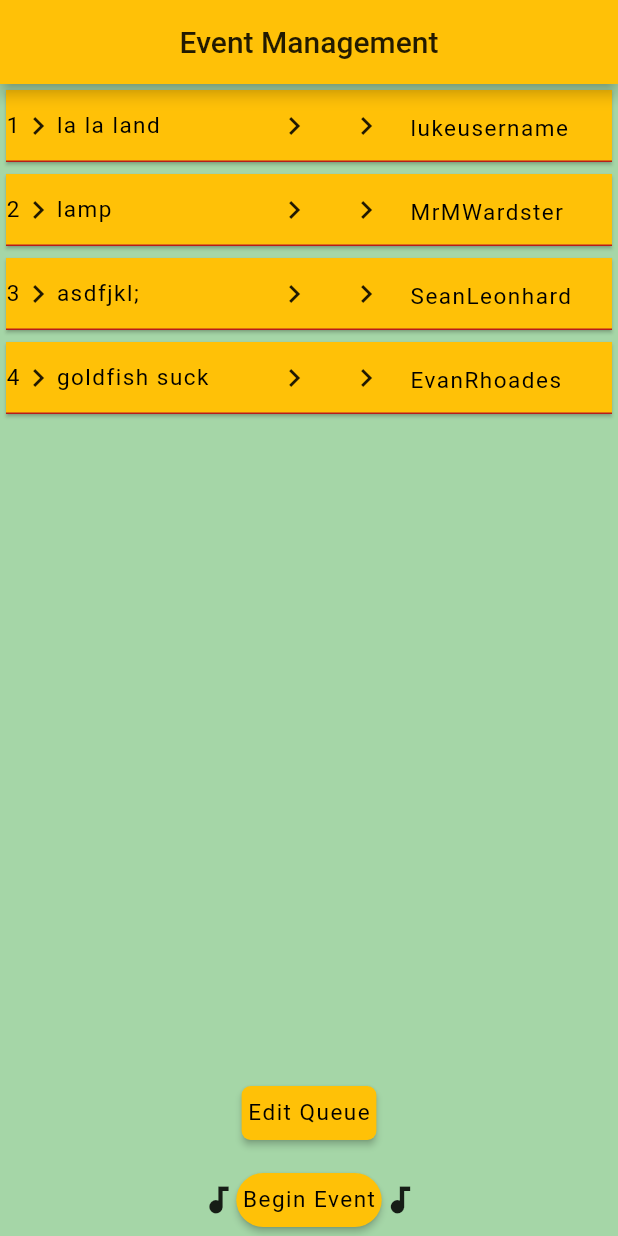
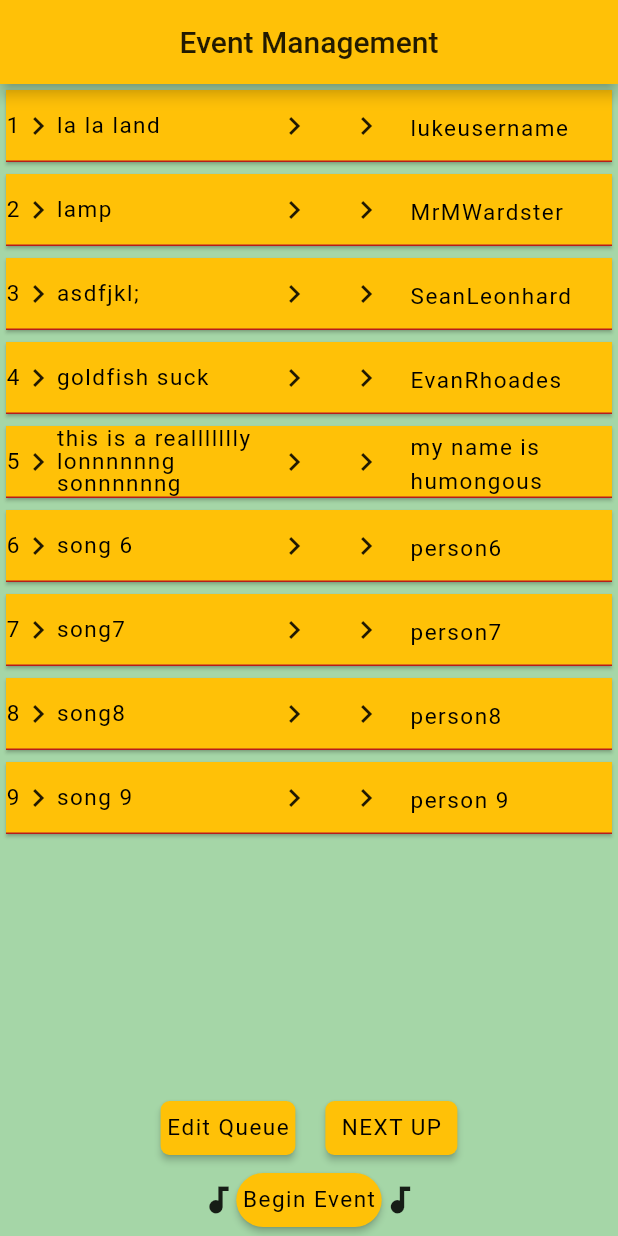
Before and after one commit to EvanRhoades/CSC490-Karaoke-App, a Flutter app: the QueueDjPage screen opened directly, on a phone screen of 412 x 824 dp. Run offline on Flutter 3.47's test engine with Material 2 defaults, Android fonts, the phone set to English and light mode, and no system bars.

Commit message:
add functionality to DJ queue management page and polished other pages as well

```diff
--- a/karaoke490/lib/globals.dart
+++ b/karaoke490/lib/globals.dart
@@ -9,9 +9,9 @@ bool isDJ = true;
 // NOTE: indexes must align (index 0 for song should match index 0 for artist
 //                           ...there may be a way to do this a different way on my end but this was the most simple)
 List<String> djSonglist = ["this is a very long title", "short", "medium length", "this is a super d duper long title that won't fit",
-"test5", "test6", "test7", "test8", "test9",];
+"test5", "test6", "test7", "test8", "test9", "test10", "test11", "test12"];
 List<String> djArtistlist = ["bon jovi", "taylor swift", "this artist has a very long name who knows why", "bob dylan",
-"nirvana", "hot dog", "billy", "asdfjkl", "artist45",];
+"nirvana", "hot dog", "billy", "asdfjkl", "artist45", "I can sing", "asdfjkl;", "qweruiop"];
 
 // this will store the search results of the participant
 // NOTE: indexes must align (index 0 for song should match index 0 for artist
@@ -26,8 +26,8 @@ List<int> djIndex = [1];
 int selectedSongIndex;
 
 // stores the karaoke participants and their respective song choices
-List<String> participantList = ["lukeusername", "MrMWardster", "SeanLeonhard", "EvanRhoades"];
-List<String> participantSongs = ["la la land", "lamp", "asdfjkl;", "goldfish suck"];
+List<String> participantList = ["lukeusername", "MrMWardster", "SeanLeonhard", "EvanRhoades", "my name is humongous", "person6", "person7", "person8", "person 9"];
+List<String> participantSongs = ["la la land", "lamp", "asdfjkl;", "goldfish suck","this is a reallllllly lonnnnnng sonnnnnng", "song 6", "song7", "song8", "song 9"];
 
 // this will store the event code itself; will be displayed only to the DJ
 int eventCode;
--- a/karaoke490/lib/join_or_create.dart
+++ b/karaoke490/lib/join_or_create.dart
@@ -1,6 +1,5 @@
 import 'package:flutter/material.dart';
 import 'choose_song_page.dart';
-import 'create_event_page.dart';
 import 'globals.dart' as globals;
 import 'queue_dj_page.dart';
 
--- a/karaoke490/lib/queue_dj_page.dart
+++ b/karaoke490/lib/queue_dj_page.dart
@@ -162,6 +162,31 @@ class _QueueDjPageState extends State<QueueDjPage>
     }
   }
 
+  Color currentlySinging(int index) {
+    if (eventOngoing) {
+      if (index == 0) {
+        editColor2 = Colors.green;
+        return editColor2;
+      }
+    }
+    if (editSwitch)
+      editColor2 = Colors.teal;
+    else
+      editColor2 = Colors.amber;
+    return editColor2;
+  }
+
+  void nextUp(){
+    if (globals.participantList.length == 0) {
+      setState(() {});
+    }
+    else {
+      globals.participantList.removeAt(0);
+      globals.participantSongs.removeAt(0);
+      setState(() {});
+    }
+  }
+
   @override
   Widget build(BuildContext context) {
     // to help with text wrapping if the song title is too long
@@ -190,7 +215,7 @@ class _QueueDjPageState extends State<QueueDjPage>
                   shape: Border(bottom: BorderSide(color: Colors.red[900])),
                   child: new Container(
                     width: cWidth,
-                    color: editColor2,
+                    color: currentlySinging(index),
                     child: new Row(
                       mainAxisAlignment: MainAxisAlignment.start,
                       children: <Widget>[
@@ -249,7 +274,10 @@ class _QueueDjPageState extends State<QueueDjPage>
             new Padding(
               padding: const EdgeInsets.all(5.0),
             ),
-            // button for editing the queue
+            // button for editing the queue and NEXT UP
+            new Row(
+              mainAxisAlignment: MainAxisAlignment.center,
+              children: <Widget>[
                 new RaisedButton(
                   child: new RichText(
                     text: new TextSpan(
@@ -264,14 +292,38 @@ class _QueueDjPageState extends State<QueueDjPage>
                   ),
                   color: editColor,
                   shape: RoundedRectangleBorder(
-                  borderRadius: BorderRadius.all(Radius.elliptical(6.0, 6.0))),
-              padding:
-                  EdgeInsets.only(left: 4.0, right: 4.0, bottom: 6.0, top: 2.0),
+                      borderRadius:
+                          BorderRadius.all(Radius.elliptical(6.0, 6.0))),
+                  padding: EdgeInsets.only(
+                      left: 4.0, right: 4.0, bottom: 6.0, top: 2.0),
                   onPressed: editQueue,
                 ),
                 new Padding(
-              padding: const EdgeInsets.all(5.0),
+                  padding: const EdgeInsets.only(left: 10.0, right: 10.0),
                 ),
+                new RaisedButton(
+                  child: new RichText(
+                    text: new TextSpan(
+                      text: "NEXT UP",
+                      style: TextStyle(
+                        fontSize: 15.0,
+                        color: Colors.black,
+                        letterSpacing: 1.0,
+                        height: 1.5,
+                      ),
+                    ),
+                  ),
+                  color: Colors.amber,
+                  shape: RoundedRectangleBorder(
+                      borderRadius:
+                          BorderRadius.all(Radius.elliptical(6.0, 6.0))),
+                  padding: EdgeInsets.only(
+                      left: 4.0, right: 4.0, bottom: 6.0, top: 2.0),
+                  onPressed: nextUp,
+                ),
+              ],
+            ),
+            // button for finishing the event
             new Row(
                 mainAxisAlignment: MainAxisAlignment.center,
                 children: <Widget>[
```
Also changed, not shown: karaoke490/lib/choose_song_page.dart (+19 -16 lines). Lines whose indentation alone changed are shown as unchanged.
